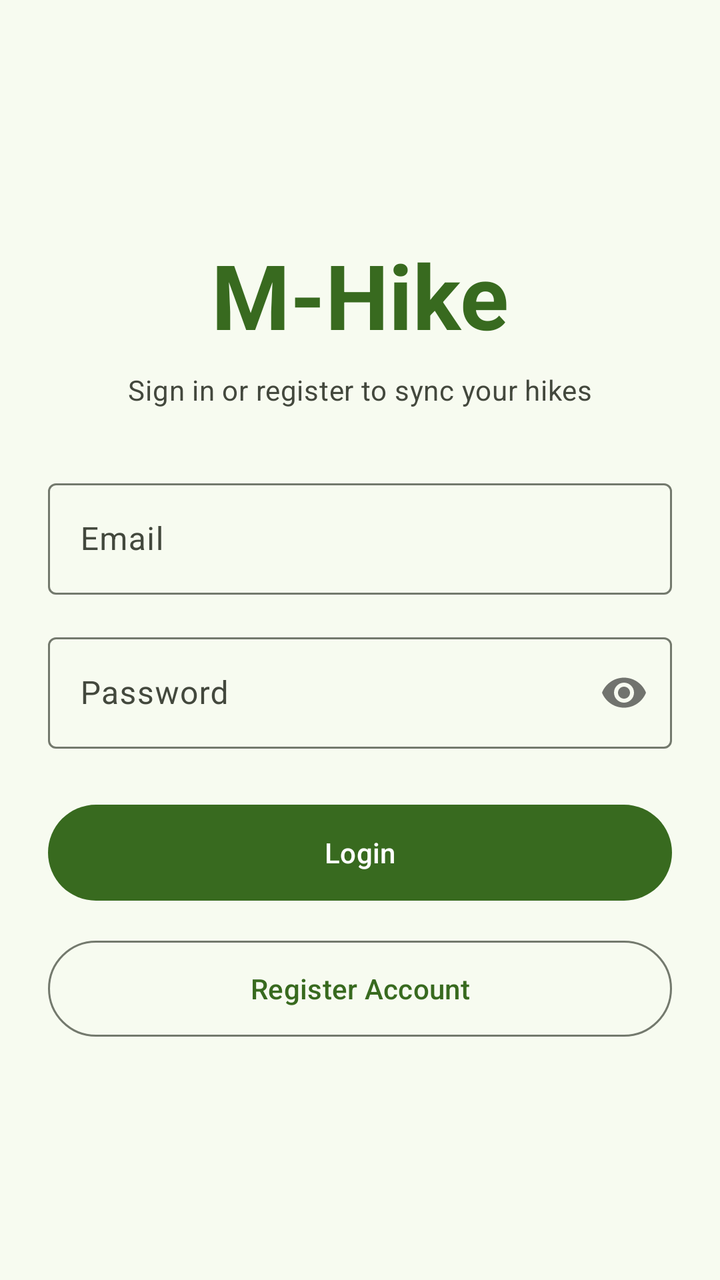
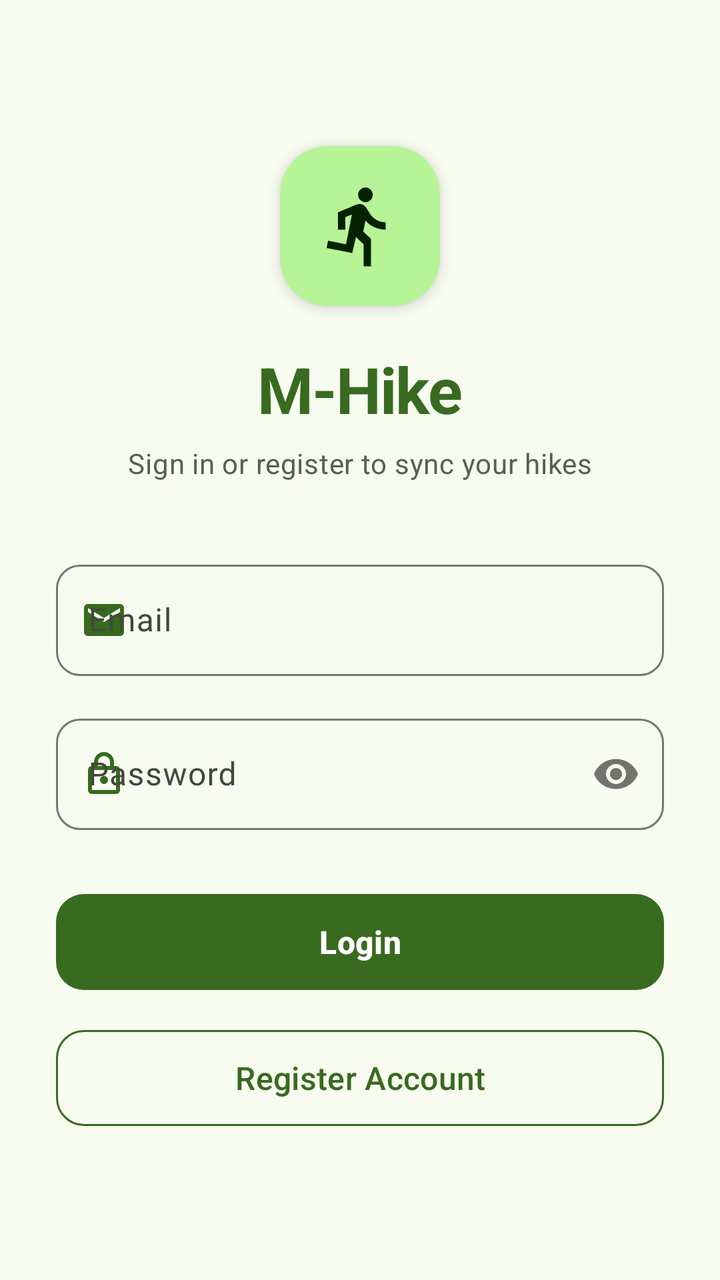

Before-and-after screenshots of an Android layout around one commit, followed by the original layout XML and the change that was made.
<!-- AndroidManifest.xml: application theme Theme.MhikeApp -->
<!-- res/layout/activity_login.xml -->
<?xml version="1.0" encoding="utf-8"?>
<LinearLayout
    xmlns:android="http://schemas.android.com/apk/res/android"
    xmlns:app="http://schemas.android.com/apk/res-auto"
    xmlns:tools="http://schemas.android.com/tools"
    android:layout_width="match_parent"
    android:layout_height="match_parent"
    android:orientation="vertical"
    android:gravity="center"
    android:padding="24dp"
    tools:context=".LoginActivity">

    <TextView
        android:id="@+id/tvTitle"
        android:layout_width="wrap_content"
        android:layout_height="wrap_content"
        android:text="M-Hike"
        android:textAppearance="?attr/textAppearanceDisplayMedium"
        android:textColor="?attr/colorPrimary"
        android:textStyle="bold"
        android:layout_marginBottom="8dp" />

    <TextView
        android:id="@+id/tvSubtitle"
        android:layout_width="wrap_content"
        android:layout_height="wrap_content"
        android:text="Sign in or register to sync your hikes"
        android:textAppearance="?attr/textAppearanceBodyMedium"
        android:textColor="?attr/colorOnSurfaceVariant"
        android:layout_marginBottom="32dp" />

    <com.google.android.material.textfield.TextInputLayout
        android:id="@+id/tilEmail"
        style="@style/Widget.Material3.TextInputLayout.OutlinedBox"
        android:layout_width="match_parent"
        android:layout_height="wrap_content"
        android:layout_marginBottom="16dp"
        android:hint="Email">

        <com.google.android.material.textfield.TextInputEditText
            android:id="@+id/etEmail"
            android:layout_width="match_parent"
            android:layout_height="wrap_content"
            android:inputType="textEmailAddress"
            android:maxLines="1" />

    </com.google.android.material.textfield.TextInputLayout>

    <com.google.android.material.textfield.TextInputLayout
        android:id="@+id/tilPassword"
        style="@style/Widget.Material3.TextInputLayout.OutlinedBox"
        android:layout_width="match_parent"
        android:layout_height="wrap_content"
        android:layout_marginBottom="24dp"
        android:hint="Password"
        app:passwordToggleEnabled="true">

        <com.google.android.material.textfield.TextInputEditText
            android:id="@+id/etPassword"
            android:layout_width="match_parent"
            android:layout_height="wrap_content"
            android:inputType="textPassword"
            android:maxLines="1" />

    </com.google.android.material.textfield.TextInputLayout>

    <com.google.android.material.button.MaterialButton
        android:id="@+id/btnLogin"
        style="@style/Widget.Material3.Button"
        android:layout_width="match_parent"
        android:layout_height="56dp"
        android:text="Login"
        android:layout_marginBottom="12dp" />

    <com.google.android.material.button.MaterialButton
        android:id="@+id/btnRegister"
        style="@style/Widget.Material3.Button.OutlinedButton"
        android:layout_width="match_parent"
        android:layout_height="56dp"
        android:text="Register Account" />

</LinearLayout>
<!-- resources referenced by this layout -->
<resources>
  <style name="Theme.MhikeApp" parent="Base.Theme.MhikeApp" />
  <color name="md_primary">#386A1F</color>
  <color name="md_on_primary">#FFFFFF</color>
  <color name="md_primary_container">#B7F397</color>
  <color name="md_on_primary_container">#042100</color>
  <color name="md_secondary">#55624C</color>
  <color name="md_on_secondary">#FFFFFF</color>
  <color name="md_secondary_container">#D9E7CB</color>
  <color name="md_on_secondary_container">#131F0D</color>
  <color name="md_tertiary">#386666</color>
  <color name="md_on_tertiary">#FFFFFF</color>
  <color name="md_tertiary_container">#BCEBEB</color>
  <color name="md_on_tertiary_container">#002020</color>
  <color name="md_error">#BA1A1A</color>
  <color name="md_on_error">#FFFFFF</color>
  <color name="md_error_container">#FFDAD6</color>
  <color name="md_on_error_container">#410002</color>
  <color name="md_background">#F7FBF0</color>
  <color name="md_surface">#F7FBF0</color>
  <color name="md_on_surface">#1A1C18</color>
  <color name="md_surface_variant">#DFE4D7</color>
  <color name="md_on_surface_variant">#43483D</color>
  <color name="md_outline">#73796D</color>
  <!-- unchanged entries left out for length: 1 -->
</resources>

<!-- the commit's change to res/layout/activity_login.xml (unified diff, before → after) -->
@@ -1,82 +1,137 @@
 <?xml version="1.0" encoding="utf-8"?>
-<LinearLayout
+<ScrollView
     xmlns:android="http://schemas.android.com/apk/res/android"
     xmlns:app="http://schemas.android.com/apk/res-auto"
     xmlns:tools="http://schemas.android.com/tools"
     android:layout_width="match_parent"
     android:layout_height="match_parent"
-    android:orientation="vertical"
-    android:gravity="center"
-    android:padding="24dp"
+    android:fillViewport="true"
+    android:background="@color/md_background"
     tools:context=".LoginActivity">
 
-    <TextView
-        android:id="@+id/tvTitle"
-        android:layout_width="wrap_content"
-        android:layout_height="wrap_content"
-        android:text="M-Hike"
-        android:textAppearance="?attr/textAppearanceDisplayMedium"
-        android:textColor="?attr/colorPrimary"
-        android:textStyle="bold"
-        android:layout_marginBottom="8dp" />
-
-    <TextView
-        android:id="@+id/tvSubtitle"
-        android:layout_width="wrap_content"
-        android:layout_height="wrap_content"
-        android:text="Sign in or register to sync your hikes"
-        android:textAppearance="?attr/textAppearanceBodyMedium"
-        android:textColor="?attr/colorOnSurfaceVariant"
-        android:layout_marginBottom="32dp" />
-
-    <com.google.android.material.textfield.TextInputLayout
-        android:id="@+id/tilEmail"
-        style="@style/Widget.Material3.TextInputLayout.OutlinedBox"
+    <LinearLayout
         android:layout_width="match_parent"
         android:layout_height="wrap_content"
-        android:layout_marginBottom="16dp"
-        android:hint="Email">
+        android:orientation="vertical"
+        android:gravity="center"
+        android:padding="28dp">
 
-        <com.google.android.material.textfield.TextInputEditText
-            android:id="@+id/etEmail"
+        
+        <com.google.android.material.card.MaterialCardView
+            android:layout_width="80dp"
+            android:layout_height="80dp"
+            android:layout_marginBottom="20dp"
+            app:cardCornerRadius="24dp"
+            app:cardElevation="4dp"
+            app:cardBackgroundColor="@color/md_primary_container"
+            app:strokeWidth="0dp">
+
+            <ImageView
+                android:layout_width="44dp"
+                android:layout_height="44dp"
+                android:layout_gravity="center"
+                android:src="@drawable/ic_hiking"
+                app:tint="@color/md_on_primary_container"
+                android:contentDescription="@null" />
+
+        </com.google.android.material.card.MaterialCardView>
+
+        
+        <TextView
+            android:id="@+id/tvTitle"
+            android:layout_width="wrap_content"
+            android:layout_height="wrap_content"
+            android:text="@string/app_name"
+            android:textAppearance="?attr/textAppearanceHeadlineLarge"
+            android:textColor="@color/md_primary"
+            android:textStyle="bold"
+            android:letterSpacing="-0.02"
+            android:layout_marginBottom="6dp" />
+
+        
+        <TextView
+            android:id="@+id/tvSubtitle"
+            android:layout_width="wrap_content"
+            android:layout_height="wrap_content"
+            android:text="Sign in or register to sync your hikes"
+            android:textAppearance="?attr/textAppearanceBodyMedium"
+            android:textColor="@color/md_secondary"
+            android:layout_marginBottom="36dp" />
+
+        
+        <com.google.android.material.textfield.TextInputLayout
+            android:id="@+id/tilEmail"
+            style="@style/Widget.Material3.TextInputLayout.OutlinedBox"
             android:layout_width="match_parent"
             android:layout_height="wrap_content"
-            android:inputType="textEmailAddress"
-            android:maxLines="1" />
+            android:layout_marginBottom="16dp"
+            android:hint="Email"
+            app:startIconDrawable="@drawable/ic_email"
+            app:startIconTint="@color/md_primary"
+            app:boxCornerRadiusTopStart="12dp"
+            app:boxCornerRadiusTopEnd="12dp"
+            app:boxCornerRadiusBottomStart="12dp"
+            app:boxCornerRadiusBottomEnd="12dp">
 
-    </com.google.android.material.textfield.TextInputLayout>
+            <com.google.android.material.textfield.TextInputEditText
+                android:id="@+id/etEmail"
+                android:layout_width="match_parent"
+                android:layout_height="wrap_content"
+                android:inputType="textEmailAddress"
+                android:maxLines="1"
+                android:textSize="16sp" />
 
-    <com.google.android.material.textfield.TextInputLayout
-        android:id="@+id/tilPassword"
-        style="@style/Widget.Material3.TextInputLayout.OutlinedBox"
-        android:layout_width="match_parent"
-        android:layout_height="wrap_content"
-        android:layout_marginBottom="24dp"
-        android:hint="Password"
-        app:passwordToggleEnabled="true">
+        </com.google.android.material.textfield.TextInputLayout>
 
-        <com.google.android.material.textfield.TextInputEditText
-            android:id="@+id/etPassword"
+        
+        <com.google.android.material.textfield.TextInputLayout
+            android:id="@+id/tilPassword"
+            style="@style/Widget.Material3.TextInputLayout.OutlinedBox"
             android:layout_width="match_parent"
             android:layout_height="wrap_content"
-            android:inputType="textPassword"
-            android:maxLines="1" />
+            android:layout_marginBottom="28dp"
+            android:hint="Password"
+            app:startIconDrawable="@drawable/ic_lock"
+            app:startIconTint="@color/md_primary"
+            app:passwordToggleEnabled="true"
+            app:boxCornerRadiusTopStart="12dp"
+            app:boxCornerRadiusTopEnd="12dp"
+            app:boxCornerRadiusBottomStart="12dp"
+            app:boxCornerRadiusBottomEnd="12dp">
 
-    </com.google.android.material.textfield.TextInputLayout>
+            <com.google.android.material.textfield.TextInputEditText
+                android:id="@+id/etPassword"
+                android:layout_width="match_parent"
+                android:layout_height="wrap_content"
+                android:inputType="textPassword"
+                android:maxLines="1"
+                android:textSize="16sp" />
 
-    <com.google.android.material.button.MaterialButton
-        android:id="@+id/btnLogin"
-        style="@style/Widget.Material3.Button"
-        android:layout_width="match_parent"
-        android:layout_height="56dp"
-        android:text="Login"
-        android:layout_marginBottom="12dp" />
+        </com.google.android.material.textfield.TextInputLayout>
 
-    <com.google.android.material.button.MaterialButton
-        android:id="@+id/btnRegister"
-        style="@style/Widget.Material3.Button.OutlinedButton"
-        android:layout_width="match_parent"
-        android:layout_height="56dp"
-        android:text="Register Account" />
+        
+        <com.google.android.material.button.MaterialButton
+            android:id="@+id/btnLogin"
+            style="@style/Widget.Material3.Button"
+            android:layout_width="match_parent"
+            android:layout_height="56dp"
+            android:text="Login"
+            android:textSize="16sp"
+            android:textStyle="bold"
+            app:cornerRadius="14dp"
+            android:layout_marginBottom="12dp" />
 
-</LinearLayout>
+        
+        <com.google.android.material.button.MaterialButton
+            android:id="@+id/btnRegister"
+            style="@style/Widget.Material3.Button.OutlinedButton"
+            android:layout_width="match_parent"
+            android:layout_height="56dp"
+            android:text="Register Account"
+            android:textSize="16sp"
+            android:textColor="@color/md_primary"
+            app:strokeColor="@color/md_primary"
+            app:cornerRadius="14dp" />
+
+    </LinearLayout>
+</ScrollView>
<!-- resource entries referenced after the edit -->
@@ -6,6 +6,39 @@
   <color name="md_primary_container">#B7F397</color>
   <color name="md_on_primary_container">#042100</color>
   <color name="md_secondary">#55624C</color>
+  <!-- drawable ic_email (drawable) -->
+  <vector xmlns:android="http://schemas.android.com/apk/res/android"
+      android:width="24dp"
+      android:height="24dp"
+      android:viewportWidth="24"
+      android:viewportHeight="24">
+    <path
+        android:fillColor="#386A1F"
+        android:pathData="M20,4L4,4c-1.1,0 -1.99,0.9 -1.99,2L2,18c0,1.1 0.9,2 2,2h16c1.1,0 2,-0.9 2,-2L22,6c0,-1.1 -0.9,-2 -2,-2zM20,8l-8,5 -8,-5L4,6l8,5 8,-5v2z"/>
+  </vector>
+  <!-- drawable ic_hiking (drawable) -->
+  <?xml version="1.0" encoding="utf-8"?>
+  <vector xmlns:android="http://schemas.android.com/apk/res/android"
+      android:width="24dp"
+      android:height="24dp"
+      android:viewportWidth="24"
+      android:viewportHeight="24"
+      android:tint="?attr/colorOnSurfaceVariant">
+      <path
+          android:fillColor="@android:color/white"
+          android:pathData="M13.49,5.48c1.1,0 2,-0.9 2,-2s-0.9,-2 -2,-2 -2,0.9 -2,2 0.9,2 2,2zM9.89,19.38l1,-4.4 2.1,2v6h2v-7.5l-2.1,-2 0.6,-3c1.3,1.5 3.3,2.5 5.5,2.5v-2c-1.9,0 -3.5,-1 -4.3,-2.4l-1,-1.6c-0.4,-0.6 -1,-1 -1.7,-1 -0.3,0 -0.5,0.1 -0.8,0.1l-5.2,2.2v4.7h2v-3.4l1.8,-0.7 -1.6,8.1 -4.9,-1 -0.4,2 7,1.4z"/>
+  </vector>
+  <!-- drawable ic_lock (drawable) -->
+  <vector xmlns:android="http://schemas.android.com/apk/res/android"
+      android:width="24dp"
+      android:height="24dp"
+      android:viewportWidth="24"
+      android:viewportHeight="24">
+    <path
+        android:fillColor="#386A1F"
+        android:pathData="M18,8h-1V6c0,-2.76 -2.24,-5 -5,-5S7,3.24 7,6v2H6c-1.1,0 -2,0.9 -2,2v10c0,1.1 0.9,2 2,2h12c1.1,0 2,-0.9 2,-2V10c0,-1.1 -0.9,-2 -2,-2zM9,6c0,-1.66 1.34,-3 3,-3s3,1.34 3,3v2H9V6zM18,20H6V10h12v10zM12,17c1.1,0 2,-0.9 2,-2s-0.9,-2 -2,-2 -2,0.9 -2,2 0.9,2 2,2z"/>
+  </vector>
+  <string name="app_name">M-Hike</string>
   <color name="md_on_secondary">#FFFFFF</color>
   <color name="md_secondary_container">#D9E7CB</color>
   <color name="md_on_secondary_container">#131F0D</color>
